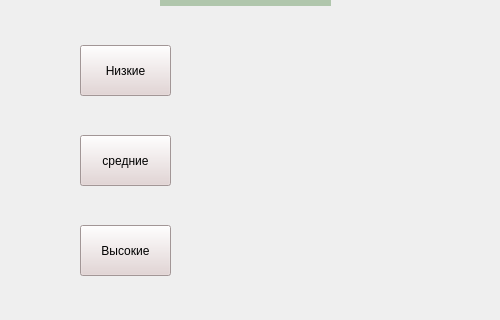
Before: the Qt Designer form ui/settingsgame.ui in vailyevKA/The-Abyssal-Conundrum, drawn with Qt 5; both pictures show x 0 to 500 and y 95 to 415 of the 500 by 511 pixel window.
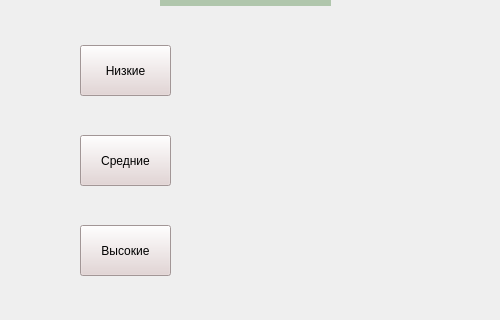
After: the same form once the commit is applied.

```diff
--- a/ui/settingsgame.ui
+++ b/ui/settingsgame.ui
@@ -97,7 +97,7 @@
     <string notr="true">background-color: rgb(227, 210, 210);</string>
    </property>
    <property name="text">
-    <string>средние</string>
+    <string>Средние</string>
    </property>
   </widget>
   <widget class="QPushButton" name="hight_graphics">
```
